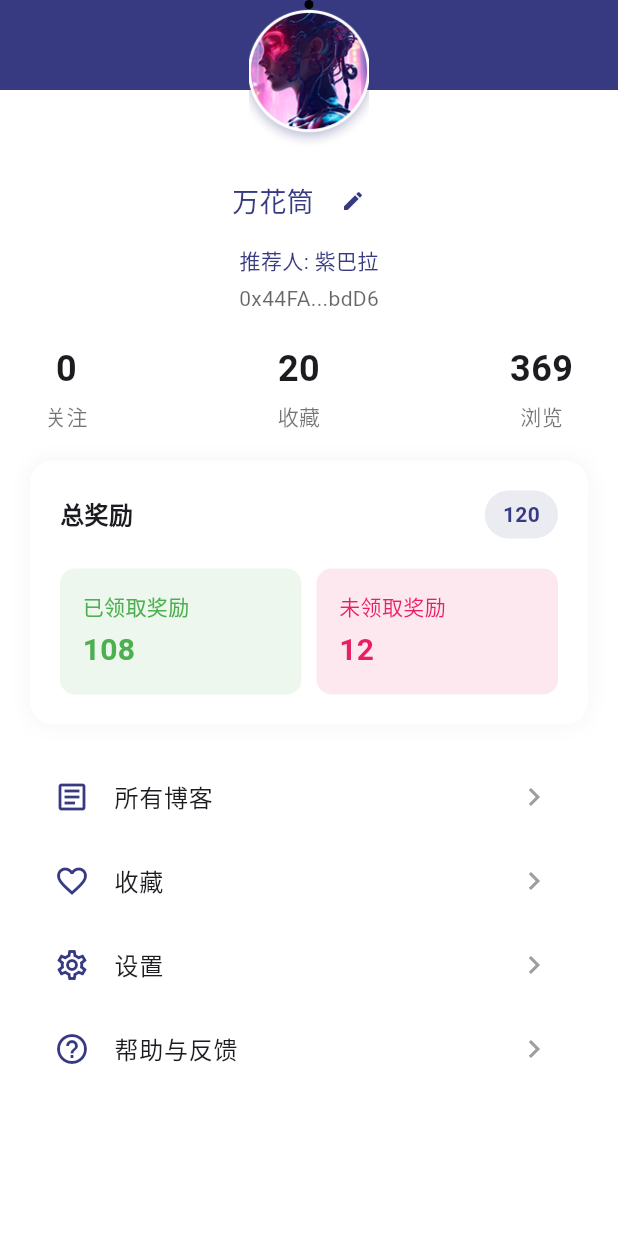
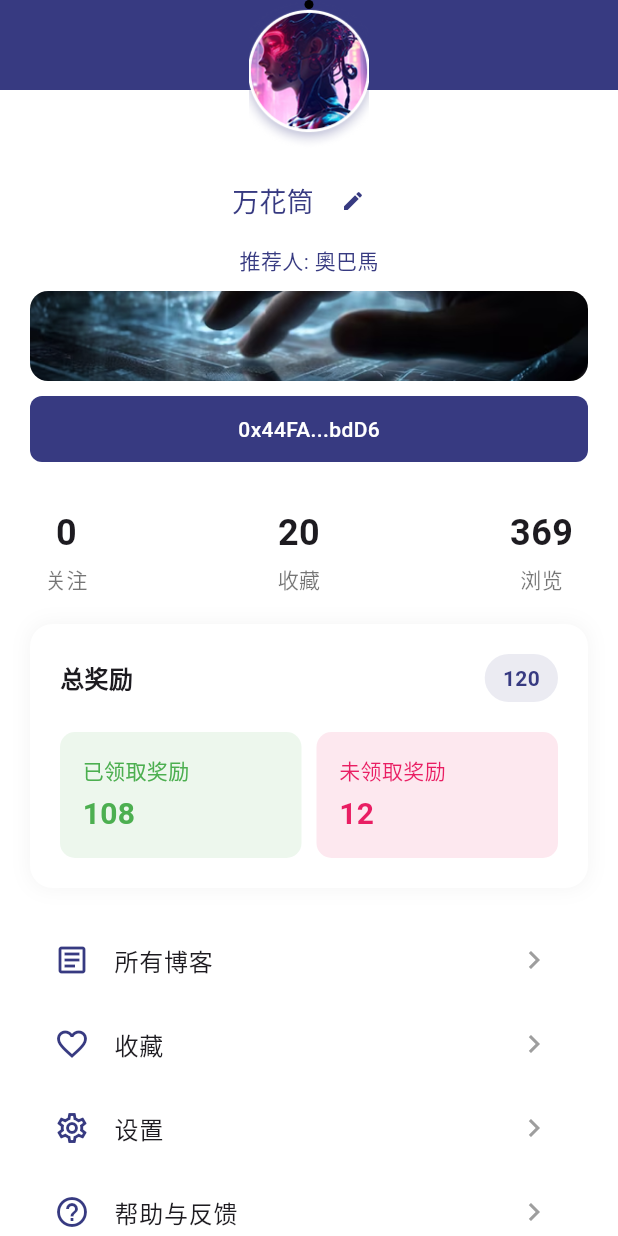
Before and after one commit to SunburstMeoga/earndia-dapp, a Flutter app: the ProfilePage screen opened directly, on a phone screen of 412 x 824 dp. Run offline on Flutter 3.47's test engine with Material 3 defaults, Android fonts, the light colour scheme and no system bars; our stand-ins replace qr_flutter; missing offline and left inert: walletconnect_dart, web3dart.

Commit message:
feat: Update ProfileHeader with banner and styled wallet address
- Add profile banner image to assets
- Modify recommended user text
- Enhance wallet address display with new styling
- Add full-width banner with rounded corners
- Improve visual presentation of user information

```diff
--- a/lib/widgets/profile/profile_header.dart
+++ b/lib/widgets/profile/profile_header.dart
@@ -117,18 +117,42 @@ class ProfileHeader extends StatelessWidget {
         ),
         const SizedBox(height: 5),
         Text(
-          '推荐人: 紫巴拉',
+          '推荐人: 奧巴馬',
           style: TextStyle(
             color: AppColors.primary,
             fontSize: 14,
           ),
         ),
-        const SizedBox(height: 5),
-        Text(
-          '0x44FA...bdD6',
-          style: TextStyle(
-            color: Colors.black.withOpacity(0.6),
-            fontSize: 14,
+        const SizedBox(height: 10),
+        Container(
+          margin: const EdgeInsets.symmetric(horizontal: 20),
+          child: ClipRRect(
+            borderRadius: BorderRadius.circular(12),
+            child: Image.asset(
+              'assets/banner/profile_banner.png',
+              width: double.infinity,
+              height: 60,
+              fit: BoxFit.cover,
+            ),
+          ),
+        ),
+        Container(
+          width: double.infinity,
+          margin: const EdgeInsets.symmetric(horizontal: 20, vertical: 10),
+          padding: const EdgeInsets.symmetric(vertical: 12),
+          decoration: BoxDecoration(
+            color: AppColors.primary,
+            borderRadius: BorderRadius.circular(8),
+          ),
+          child: Center(
+            child: Text(
+              '0x44FA...bdD6',
+              style: const TextStyle(
+                color: Colors.white,
+                fontSize: 14,
+                fontWeight: FontWeight.w500,
+              ),
+            ),
           ),
         ),
       ],
--- a/pubspec.yaml
+++ b/pubspec.yaml
@@ -62,6 +62,7 @@ flutter:
   assets:
     - assets/images/logo.png
     - assets/images/profile_image.png
+    - assets/banner/profile_banner.png
 
   # To add assets to your application, add an assets section, like this:
   # assets:
```
